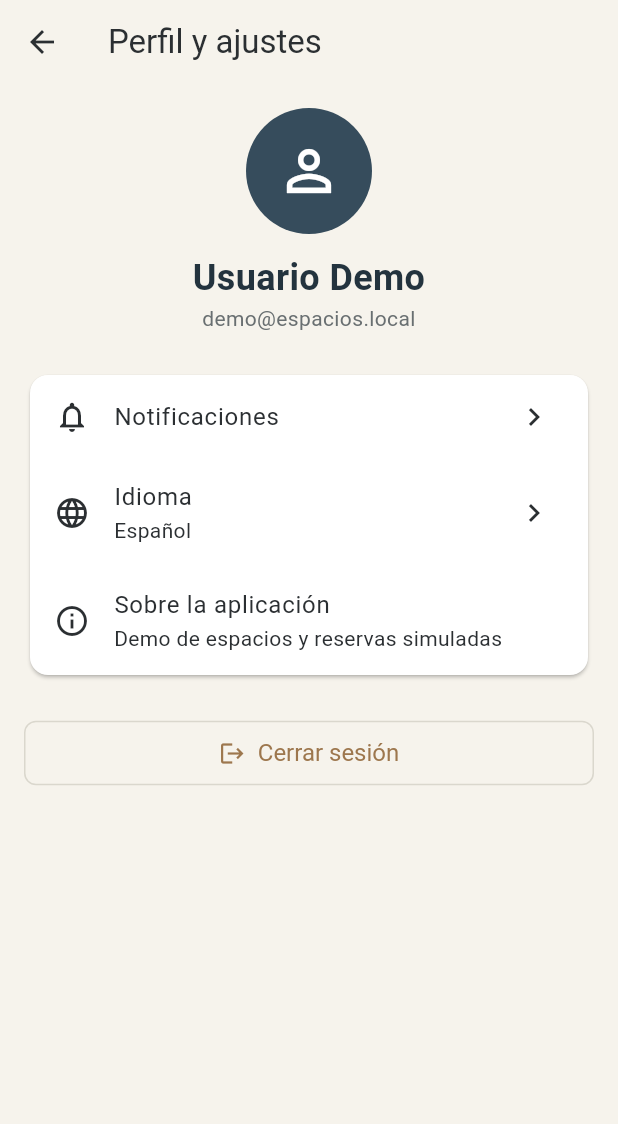
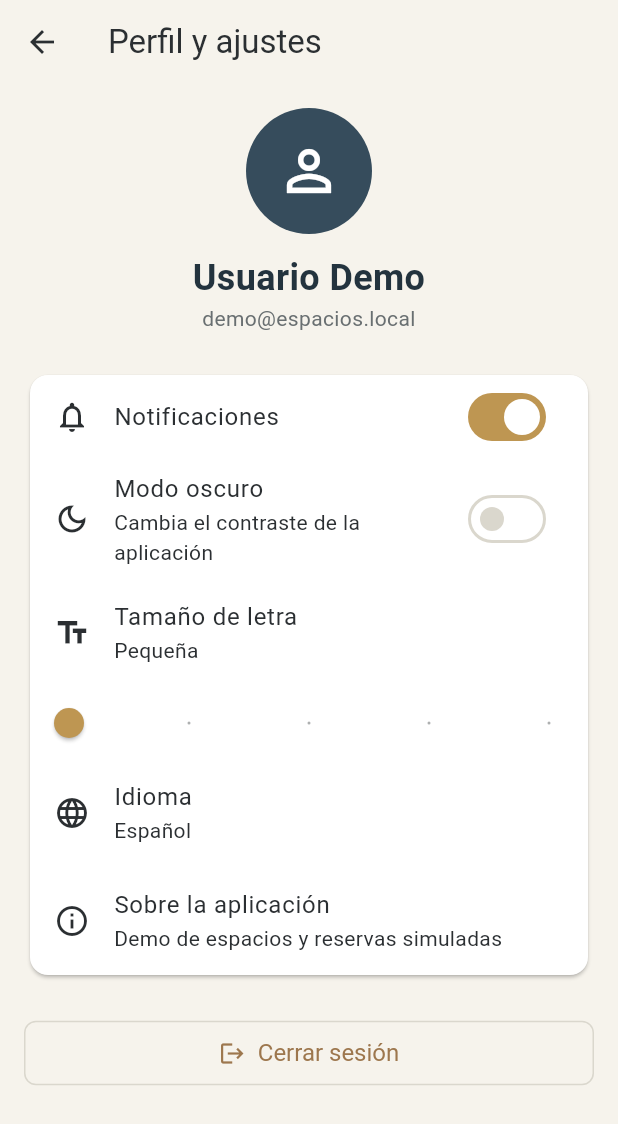
Before and after one commit to joanetn/Projecte-Flutter-Joan, a Flutter app: the PerfilScreen screen opened directly with empty values, on a phone screen of 412 x 824 dp. Shown: the top 1124 px of the screen. Run offline on Flutter 3.47's test engine with Material 3 defaults, Android fonts, the phone set to English and light mode, and no system bars.

Commit message:
Pulint perfil ii reserves

```diff
--- a/lib/ui/core/ui/button.dart
+++ b/lib/ui/core/ui/button.dart
@@ -53,6 +53,7 @@ class Boton extends StatelessWidget {
         tipo == TipoBoton.principal ? colorPrincipal : Colors.transparent,
       ),
       foregroundColor: WidgetStatePropertyAll(colorTextoFinal),
+      overlayColor: const WidgetStatePropertyAll(Colors.transparent),
       padding: WidgetStatePropertyAll(padding),
       minimumSize: WidgetStatePropertyAll(
         Size(ancho ?? 0, alto ?? 0),
--- a/lib/ui/perfil/ui/perfil_screen.dart
+++ b/lib/ui/perfil/ui/perfil_screen.dart
@@ -3,9 +3,19 @@ import 'package:flutter/material.dart';
 import '../../core/ui/button.dart';
 
 class PerfilScreen extends StatelessWidget {
-  const PerfilScreen({super.key, required this.onCerrarSesion});
+  const PerfilScreen({
+    super.key,
+    required this.onCerrarSesion,
+    required this.modoOscuro,
+    required this.escalaTexto,
+    required this.onPreferenciasActualizadas,
+  });
 
   final VoidCallback onCerrarSesion;
+  final bool modoOscuro;
+  final double escalaTexto;
+  final void Function(bool modoOscuro, double escalaTexto)
+      onPreferenciasActualizadas;
 
   @override
   Widget build(BuildContext context) {
@@ -40,21 +50,45 @@ class PerfilScreen extends StatelessWidget {
           ),
           const SizedBox(height: 24),
           Card(
-            color: Colors.white,
+            color: Theme.of(context).colorScheme.surface,
             child: Column(
-              children: const [
-                ListTile(
-                  leading: Icon(Icons.notifications_none),
+              children: [
+                SwitchListTile(
+                  secondary: const Icon(Icons.notifications_none),
                   title: Text('Notificaciones'),
-                  trailing: Icon(Icons.chevron_right),
+                  value: true,
+                  onChanged: (_) {},
+                ),
+                SwitchListTile(
+                  secondary: const Icon(Icons.dark_mode_outlined),
+                  title: const Text('Modo oscuro'),
+                  subtitle: const Text('Cambia el contraste de la aplicación'),
+                  value: modoOscuro,
+                  onChanged: (valor) {
+                    onPreferenciasActualizadas(valor, escalaTexto);
+                  },
                 ),
                 ListTile(
+                  leading: const Icon(Icons.text_fields),
+                  title: const Text('Tamaño de letra'),
+                  subtitle: Text(_textoEscala(escalaTexto)),
+                ),
+                Slider(
+                  value: escalaTexto,
+                  min: 0.9,
+                  max: 1.3,
+                  divisions: 4,
+                  label: _textoEscala(escalaTexto),
+                  onChanged: (valor) {
+                    onPreferenciasActualizadas(modoOscuro, valor);
+                  },
+                ),
+                const ListTile(
                   leading: Icon(Icons.language),
                   title: Text('Idioma'),
                   subtitle: Text('Español'),
-                  trailing: Icon(Icons.chevron_right),
                 ),
-                ListTile(
+                const ListTile(
                   leading: Icon(Icons.info_outline),
                   title: Text('Sobre la aplicación'),
                   subtitle: Text('Demo de espacios y reservas simuladas'),
@@ -76,4 +110,14 @@ class PerfilScreen extends StatelessWidget {
       ),
     );
   }
+
+  String _textoEscala(double escala) {
+    if (escala < 1) {
+      return 'Pequeña';
+    }
+    if (escala > 1) {
+      return 'Grande';
+    }
+    return 'Normal';
+  }
 }
```
Also changed, not shown: lib/main.dart (+69 -13 lines), lib/ui/acceso/ui/login_screen.dart (+15 -1 lines), lib/ui/core/ui/main_shell_screen.dart (+17 -2 lines), lib/ui/reservas/ui/nueva_reserva_screen.dart (+32 -6 lines).
